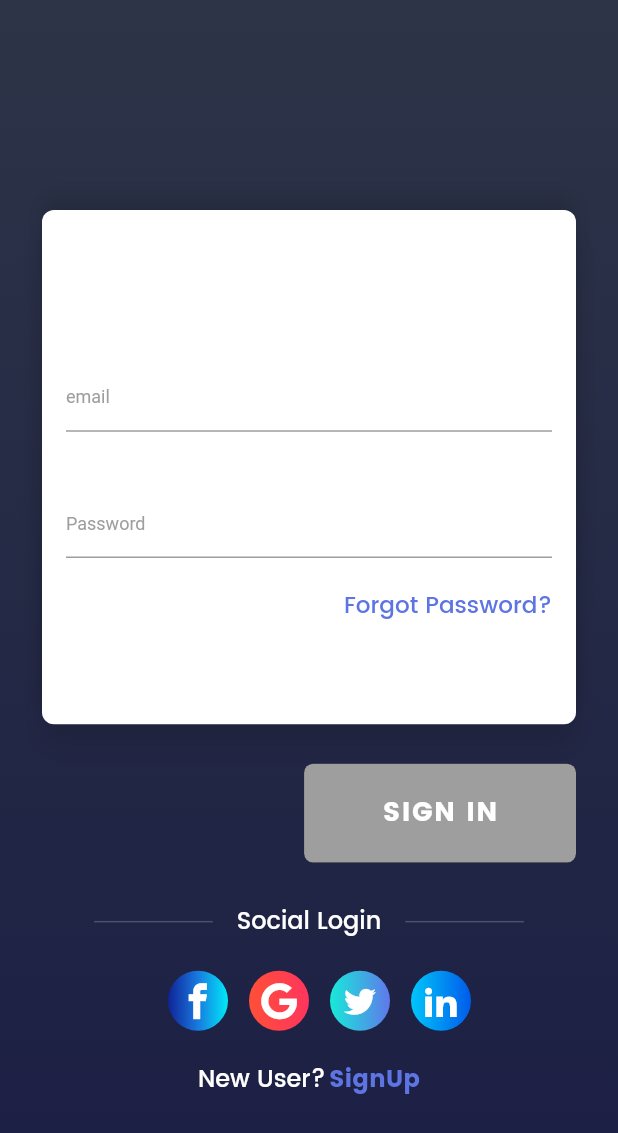
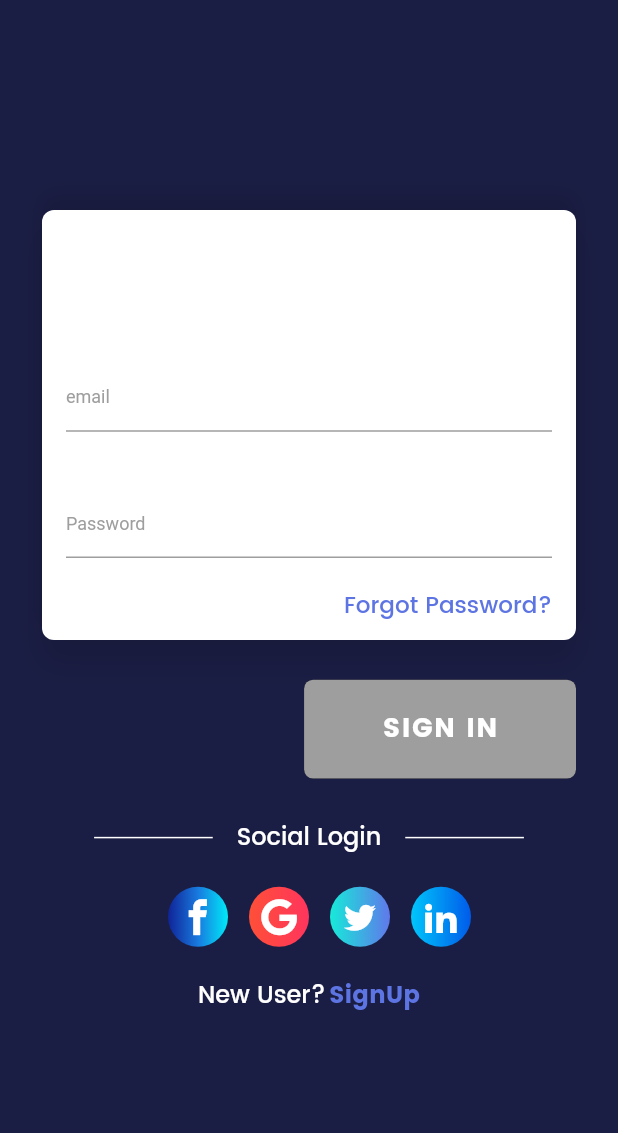
Before and after one commit to TunNandaAung/flutter-checklist, a Flutter app: the screen it shows after launch, on a phone screen of 412 x 824 dp. Shown: the top 1133 px of the screen. Run offline on Flutter 3.47's test engine with Material 2 defaults, Android fonts, the phone set to English and light mode, and no system bars; our stand-ins replace bloc, bubble_bottom_bar, circular_check_box, cloud_firestore, equatable, firebase_auth and 6 more; accounts and stored records are empty.

Commit message:
Add theme data to login and register screens

```diff
--- a/lib/login/ui/login_form.dart
+++ b/lib/login/ui/login_form.dart
@@ -71,8 +71,8 @@ class _LoginFormState extends State<LoginForm> {
       decoration: BoxDecoration(
           gradient: LinearGradient(
               colors: [
-            Color(0xFF1b1e44),
-            Color(0xFF2d3447),
+            Theme.of(context).backgroundColor,
+            Theme.of(context).canvasColor,
           ],
               begin: Alignment.bottomCenter,
               end: Alignment.topCenter,
@@ -143,7 +143,7 @@ class _LoginFormState extends State<LoginForm> {
                     children: <Widget>[
                       Container(
                         width: double.infinity,
-                        height: ScreenUtil.getInstance().setHeight(520),
+                        height: null,
                         decoration: BoxDecoration(
                             color: Colors.white,
                             borderRadius: BorderRadius.circular(8.0),
@@ -192,6 +192,7 @@ class _LoginFormState extends State<LoginForm> {
                                       }
                                       return null;
                                     },
+                                    cursorColor: Color(0xFF5d74e3),
                                     decoration: InputDecoration(
                                         hintText: "email",
                                         errorStyle: TextStyle(
@@ -220,6 +221,7 @@ class _LoginFormState extends State<LoginForm> {
                                       return null;
                                     },
                                     obscureText: true,
+                                    cursorColor: Color(0xFF5d74e3),
                                     decoration: InputDecoration(
                                         errorStyle: TextStyle(
                                             fontFamily: 'Poppins-Medium'),
@@ -249,6 +251,9 @@ class _LoginFormState extends State<LoginForm> {
                                       )
                                     ],
                                   ),
+                                  SizedBox(
+                                    height: 10.0,
+                                  )
                                 ],
                               ),
                             ),
@@ -276,7 +281,7 @@ class _LoginFormState extends State<LoginForm> {
                             style: TextStyle(
                                 fontSize: 16.0,
                                 fontFamily: 'Poppins-Medium',
-                                color: Colors.white),
+                                color: Theme.of(context).dividerColor),
                           ),
                           horizontalLine(),
                         ],
@@ -324,7 +329,7 @@ class _LoginFormState extends State<LoginForm> {
                             'New User?',
                             style: TextStyle(
                                 fontFamily: 'Poppins-Medium',
-                                color: Colors.white),
+                                color: Theme.of(context).dividerColor),
                           ),
                           SizedBox(
                             width: ScreenUtil.getInstance().setWidth(4.0),
@@ -360,7 +365,7 @@ class _LoginFormState extends State<LoginForm> {
       child: Container(
         width: ScreenUtil.getInstance().setHeight(120),
         height: 1.0,
-        color: Colors.white30.withOpacity(.2),
+        color: Theme.of(context).dividerColor,
       ));
 
   @override
--- a/lib/register/ui/register_screen.dart
+++ b/lib/register/ui/register_screen.dart
@@ -27,7 +27,7 @@ class RegisterScreen extends StatelessWidget {
                 offset: Offset(3.0, 6.0),
                 blurRadius: 10.0)
           ],
-          color: Color(0xFF2d3447),
+          color: Theme.of(context).bottomSheetTheme.backgroundColor,
         ),
         child: Scaffold(
             resizeToAvoidBottomPadding: true,
--- a/lib/theme/app_theme.dart
+++ b/lib/theme/app_theme.dart
@@ -16,6 +16,7 @@ final appThemeData = {
         backgroundColor: Colors.black.withOpacity(.75)),
     buttonColor: Color(0xFF5d74e3),
     bottomSheetTheme: BottomSheetThemeData(backgroundColor: Color(0xFFf3f6fb)),
+    hintColor: Colors.black38,
     inputDecorationTheme: InputDecorationTheme(
         fillColor: Colors.black,
         hintStyle: TextStyle(
@@ -59,6 +60,7 @@ final appThemeData = {
         backgroundColor: Colors.black.withOpacity(.25)),
     buttonColor: Colors.black.withOpacity(.40),
     bottomSheetTheme: BottomSheetThemeData(backgroundColor: Color(0xFF2d3447)),
+    hintColor: Colors.white30,
     inputDecorationTheme: InputDecorationTheme(
         fillColor: Colors.white,
         hintStyle: TextStyle(
```
Also changed, not shown: lib/register/ui/register_form.dart (+17 -29 lines), assets/app_icon/app-icon-tick-box-128.png (added).
